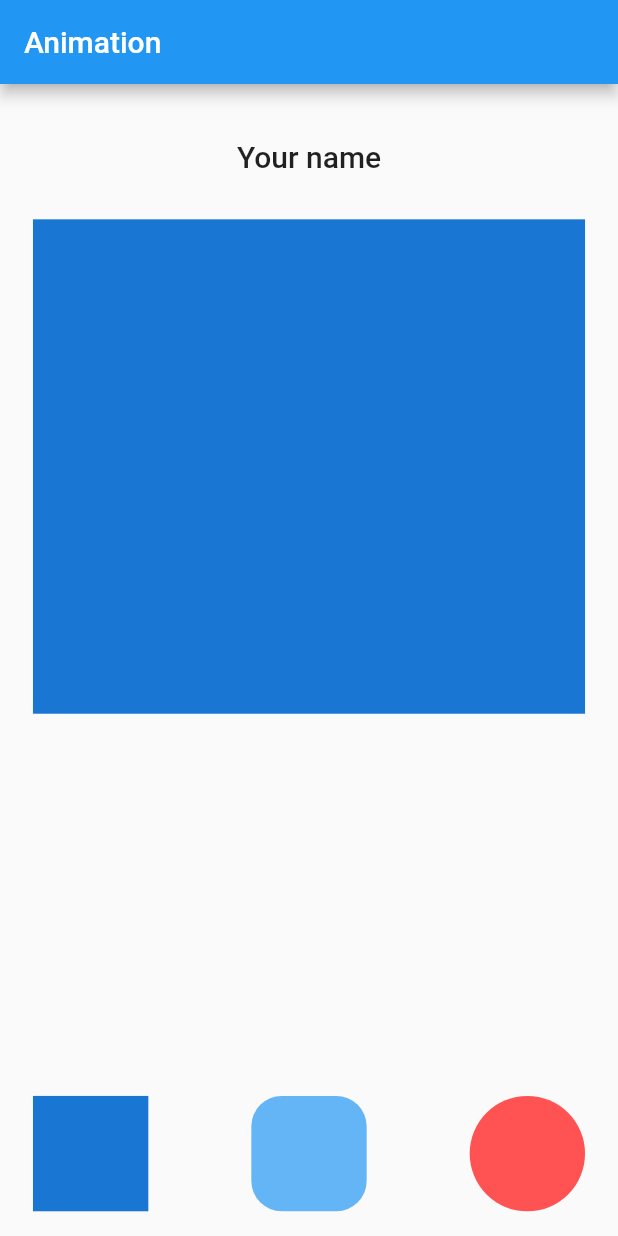
After one commit to MurhafMoussa/ososs_flutter_test, a Flutter app: the PageOne screen opened by its route, on a phone screen of 412 x 824 dp. The commit adds this screen. Run offline on Flutter 3.47's test engine with Material 2 defaults, Android fonts, the phone set to English and light mode, and no system bars; our stand-ins replace bloc, flutter_bloc, flutter_screenutil, font_awesome_flutter, freezed_annotation, get_it and 2 more; missing offline and left inert: colorful_print; generated files the repository leaves out were written again.

Commit message:
completed the page one with the functionality and documented the feature

```diff
--- a/assets/l10n/intl_en.arb
+++ b/assets/l10n/intl_en.arb
@@ -5,5 +5,6 @@
   "goToPage1": "Go to page 1",
   "goToPage2": "Go to page 2",
   "yourName": "Your name",
-  "enterYourName": "Enter your name"
+  "enterYourName": "Enter your name",
+  "animation": "Animation"
 }
--- a/lib/core/resources/app_routes_names.dart
+++ b/lib/core/resources/app_routes_names.dart
@@ -3,4 +3,6 @@ class AppRoutesNames {
 
   static const String splash = 'splashRoute';
   static const String home = 'homeRoute';
+  static const String pageOne = 'pageOneRoute';
+  static const String pageTwo = 'pageTwoRoute';
 }
--- a/lib/core/resources/border_raduis_manager.dart
+++ b/lib/core/resources/border_raduis_manager.dart
@@ -4,4 +4,6 @@ import 'package:flutter_screenutil/flutter_screenutil.dart';
 class BorderRadiusManager {
   BorderRadiusManager._();
   static final BorderRadius radiusAll10 = BorderRadius.circular(10).r;
+  static final BorderRadius radiusAll40 = BorderRadius.circular(40).r;
+  static final BorderRadius radiusAll20 = BorderRadius.circular(20).r;
 }
--- a/lib/core/resources/color_manager.dart
+++ b/lib/core/resources/color_manager.dart
@@ -2,4 +2,6 @@ import 'package:flutter/material.dart';
 
 class ColorManager {
   ColorManager._();
+  static final Color lightBlue = Colors.blue.shade300;
+  static final Color darkBlue = Colors.blue.shade700;
 }
--- a/lib/core/resources/routes_manger.dart
+++ b/lib/core/resources/routes_manger.dart
@@ -1,6 +1,7 @@
 import 'package:flutter/cupertino.dart';
 import 'package:go_router/go_router.dart';
 import 'package:ososs_flutter_test/features/home/presentation/pages/home_page.dart';
+import 'package:ososs_flutter_test/features/page_one/presentation/pages/page_one.dart';
 import 'package:ososs_flutter_test/features/splash/presentation/pages/splash_page.dart';
 
 import 'app_routes_names.dart';
@@ -33,6 +34,15 @@ class RoutesManager {
             name: state.name,
           ),
         ),
+        GoRoute(
+          path: '/page-one',
+          name: AppRoutesNames.pageOne,
+          pageBuilder: (context, state) => CupertinoPage(
+            child: const PageOne(),
+            key: state.pageKey,
+            name: state.name,
+          ),
+        ),
       ],
     );
   }
--- /dev/null
+++ b/lib/features/page_one/presentation/manager/shape_cubit.dart
@@ -0,0 +1,58 @@
+import 'package:bloc/bloc.dart';
+import 'package:flutter/cupertino.dart';
+import 'package:flutter/material.dart';
+import 'package:freezed_annotation/freezed_annotation.dart';
+import 'package:ososs_flutter_test/core/resources/border_raduis_manager.dart';
+import 'package:ososs_flutter_test/core/resources/color_manager.dart';
+
+part 'shape_state.dart';
+part 'shape_cubit.freezed.dart';
+
+class ShapeCubit extends Cubit<ShapeState> {
+  ShapeCubit()
+      : super(
+          ShapeState(
+            color: ColorManager.darkBlue,
+            shape: const RoundedRectangleBorder(),
+          ),
+        );
+
+  /// I think the best choice here to use an enum to select the shape
+  /// instead of status codes or strings in order to prevent runtime errors
+  void selectShape(Shape selectedShape) {
+    switch (selectedShape) {
+      case Shape.circle:
+        emit(
+          const ShapeState(
+            shape: CircleBorder(),
+            color: Colors.redAccent,
+          ),
+        );
+        break;
+      case Shape.sharpSquare:
+        emit(
+          ShapeState(
+            shape: const RoundedRectangleBorder(),
+            color: ColorManager.darkBlue,
+          ),
+        );
+        break;
+      case Shape.roundedSquare:
+        emit(
+          ShapeState(
+            shape: RoundedRectangleBorder(
+              borderRadius: BorderRadiusManager.radiusAll40,
+            ),
+            color: ColorManager.lightBlue,
+          ),
+        );
+        break;
+    }
+  }
+}
+
+enum Shape {
+  circle,
+  sharpSquare,
+  roundedSquare,
+}
--- /dev/null
+++ b/lib/features/page_one/presentation/manager/shape_state.dart
@@ -0,0 +1,7 @@
+part of 'shape_cubit.dart';
+
+@freezed
+class ShapeState with _$ShapeState {
+  const factory ShapeState({required ShapeBorder shape, required Color color}) =
+      _ShapeState;
+}
--- /dev/null
+++ b/lib/features/page_one/presentation/pages/page_one.dart
@@ -0,0 +1,43 @@
+import 'package:flutter/material.dart';
+import 'package:flutter_bloc/flutter_bloc.dart';
+import 'package:ososs_flutter_test/I10n/generated/l10n.dart';
+import 'package:ososs_flutter_test/core/resources/padding_manager.dart';
+import 'package:ososs_flutter_test/core/resources/spaces_manager.dart';
+import 'package:ososs_flutter_test/features/home/presentation/widgets/changeable_text.dart';
+import 'package:ososs_flutter_test/features/page_one/presentation/manager/shape_cubit.dart';
+import 'package:ososs_flutter_test/features/page_one/presentation/widgets/selected_shape.dart';
+import 'package:ososs_flutter_test/features/page_one/presentation/widgets/shape_choices_row.dart';
+
+class PageOne extends StatelessWidget {
+  const PageOne({super.key});
+
+  @override
+  Widget build(BuildContext context) => BlocProvider<ShapeCubit>(
+        create: (context) => ShapeCubit(),
+        child: Builder(
+          builder: (context) => Scaffold(
+            appBar: AppBar(
+              title: Text(AppLocalizations.of(context).animation),
+            ),
+            body: Padding(
+              padding: PaddingManager.contentPaddingV15H20,
+              child: Column(
+                children: [
+                  SpacesManager.h20,
+
+                  /// the state of the changeable text is preserved due to
+                  /// making the home bloc global so no need to do any thing here
+                  const ChangeableText(),
+                  SpacesManager.h30,
+                  const SelectedShape(),
+                  const Spacer(),
+
+                  ///these are the shapes that the user select a shape from
+                  const ShapeChoicesRow(),
+                ],
+              ),
+            ),
+          ),
+        ),
+      );
+}
--- /dev/null
+++ b/lib/features/page_one/presentation/widgets/selected_shape.dart
@@ -0,0 +1,26 @@
+import 'package:flutter/material.dart';
+import 'package:flutter_bloc/flutter_bloc.dart';
+import 'package:ososs_flutter_test/features/page_one/presentation/manager/shape_cubit.dart';
+
+class SelectedShape extends StatelessWidget {
+  const SelectedShape({
+    super.key,
+  });
+
+  @override
+  Widget build(BuildContext context) => BlocBuilder<ShapeCubit, ShapeState>(
+        /// there is no need to use anything fancy here ... just an animated container
+        /// can do the job
+        builder: (context, state) => AnimatedContainer(
+          duration: const Duration(
+            milliseconds: 1,
+          ),
+          width: double.infinity,
+          height: MediaQuery.maybeOf(context)!.size.height / 2.5,
+          decoration: ShapeDecoration(
+            shape: state.shape,
+            color: state.color,
+          ),
+        ),
+      );
+}
--- /dev/null
+++ b/lib/features/page_one/presentation/widgets/shape_choice.dart
@@ -0,0 +1,46 @@
+import 'package:flutter/material.dart';
+import 'package:flutter_screenutil/flutter_screenutil.dart';
+import 'package:ososs_flutter_test/core/resources/border_raduis_manager.dart';
+import 'package:ososs_flutter_test/core/resources/color_manager.dart';
+
+class ShapeChoice extends StatelessWidget {
+  /// here I made named constructors and hided the default constructor
+  /// so the developer cannot use it in order to enforce him to define new shapes
+  /// or stick to the existing ones also the named constructors are more readable
+  factory ShapeChoice.circle({required VoidCallback onTap}) => ShapeChoice._(
+        color: Colors.redAccent,
+        onTap: onTap,
+        shape: const CircleBorder(),
+      );
+  factory ShapeChoice.sharpSquare({required VoidCallback onTap}) =>
+      ShapeChoice._(
+        color: ColorManager.darkBlue,
+        onTap: onTap,
+        shape: const RoundedRectangleBorder(),
+      );
+  factory ShapeChoice.roundedSquare({required VoidCallback onTap}) =>
+      ShapeChoice._(
+        color: ColorManager.lightBlue,
+        onTap: onTap,
+        shape: RoundedRectangleBorder(
+          borderRadius: BorderRadiusManager.radiusAll20,
+        ),
+      );
+  const ShapeChoice._({
+    required this.color,
+    required this.shape,
+    required this.onTap,
+  });
+  final Color color;
+  final ShapeBorder shape;
+  final VoidCallback onTap;
+  @override
+  Widget build(BuildContext context) => GestureDetector(
+        onTap: onTap,
+        child: Container(
+          width: 70.w,
+          height: 70.w,
+          decoration: ShapeDecoration(shape: shape, color: color),
+        ),
+      );
+}
--- /dev/null
+++ b/lib/features/page_one/presentation/widgets/shape_choices_row.dart
@@ -0,0 +1,39 @@
+import 'package:flutter/material.dart';
+import 'package:flutter_bloc/flutter_bloc.dart';
+import 'package:ososs_flutter_test/features/page_one/presentation/manager/shape_cubit.dart';
+
+import 'shape_choice.dart';
+
+class ShapeChoicesRow extends StatelessWidget {
+  const ShapeChoicesRow({
+    super.key,
+  });
+
+  @override
+  Widget build(BuildContext context) => Row(
+        mainAxisAlignment: MainAxisAlignment.spaceBetween,
+        children: [
+          ShapeChoice.sharpSquare(
+            onTap: () {
+              context.read<ShapeCubit>().selectShape(
+                    Shape.sharpSquare,
+                  );
+            },
+          ),
+          ShapeChoice.roundedSquare(
+            onTap: () {
+              context.read<ShapeCubit>().selectShape(
+                    Shape.roundedSquare,
+                  );
+            },
+          ),
+          ShapeChoice.circle(
+            onTap: () {
+              context.read<ShapeCubit>().selectShape(
+                    Shape.circle,
+                  );
+            },
+          ),
+        ],
+      );
+}
--- a/lib/main.dart
+++ b/lib/main.dart
@@ -8,6 +8,7 @@ import 'package:ososs_flutter_test/bloc_observer.dart';
 import 'package:ososs_flutter_test/core/resources/routes_manger.dart';
 import 'package:ososs_flutter_test/core/resources/strings_manager.dart';
 import 'package:ososs_flutter_test/core/resources/theme_manager.dart';
+import 'package:ososs_flutter_test/features/home/presentation/manager/home_bloc.dart';
 import 'package:ososs_flutter_test/injection.dart';
 
 Future<void> main() async {
@@ -35,7 +36,9 @@ class _OsossState extends State<Ososs> {
   final RoutesManager routesManager = RoutesManager();
 
   @override
-  Widget build(BuildContext context) => ScreenUtilInit(
+  Widget build(BuildContext context) => BlocProvider<HomeBloc>(
+        create: (context) => HomeBloc(),
+        child: ScreenUtilInit(
           designSize: const Size(375, 812),
           minTextAdapt: true,
           splitScreenMode: true,
@@ -56,5 +59,6 @@ class _OsossState extends State<Ososs> {
             theme: getApplicationThemeData(),
             routerConfig: routesManager.router,
           ),
+        ),
       );
 }
```
Also changed, not shown: lib/features/home/presentation/pages/home_page.dart (+9 -10 lines), lib/I10n/generated/intl/messages_en.dart, lib/I10n/generated/l10n.dart. Lines whose indentation alone changed are shown as unchanged.
